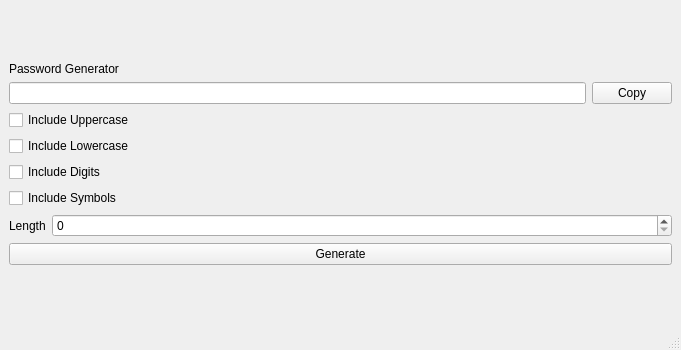
This is Ui.ui in Pikehan/passgen as Qt 5 draws it before an edit. The edited form follows.
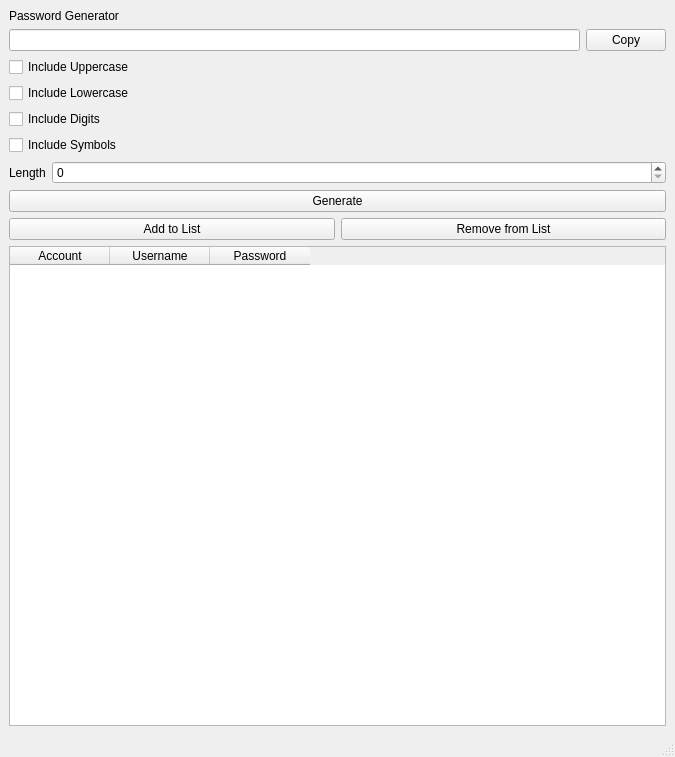
This is the edited form.

Diff of the .ui file:
```diff
--- a/Ui.ui
+++ b/Ui.ui
@@ -6,20 +6,14 @@
    <rect>
     <x>0</x>
     <y>0</y>
-    <width>681</width>
-    <height>350</height>
+    <width>675</width>
+    <height>757</height>
    </rect>
   </property>
   <property name="minimumSize">
    <size>
-    <width>458</width>
-    <height>350</height>
-   </size>
-  </property>
-  <property name="maximumSize">
-   <size>
-    <width>681</width>
-    <height>350</height>
+    <width>675</width>
+    <height>757</height>
    </size>
   </property>
   <property name="windowTitle">
@@ -128,6 +122,43 @@
         </property>
        </widget>
       </item>
+      <item>
+       <layout class="QHBoxLayout" name="horizontalLayout_4">
+        <item>
+         <widget class="QPushButton" name="add_to_list_button">
+          <property name="text">
+           <string>Add to List</string>
+          </property>
+         </widget>
+        </item>
+        <item>
+         <widget class="QPushButton" name="remove_from_list_button">
+          <property name="text">
+           <string>Remove from List</string>
+          </property>
+         </widget>
+        </item>
+       </layout>
+      </item>
+      <item>
+       <widget class="QTableWidget" name="tableWidget">
+        <column>
+         <property name="text">
+          <string>Account</string>
+         </property>
+        </column>
+        <column>
+         <property name="text">
+          <string>Username</string>
+         </property>
+        </column>
+        <column>
+         <property name="text">
+          <string>Password</string>
+         </property>
+        </column>
+       </widget>
+      </item>
      </layout>
     </item>
    </layout>
```
